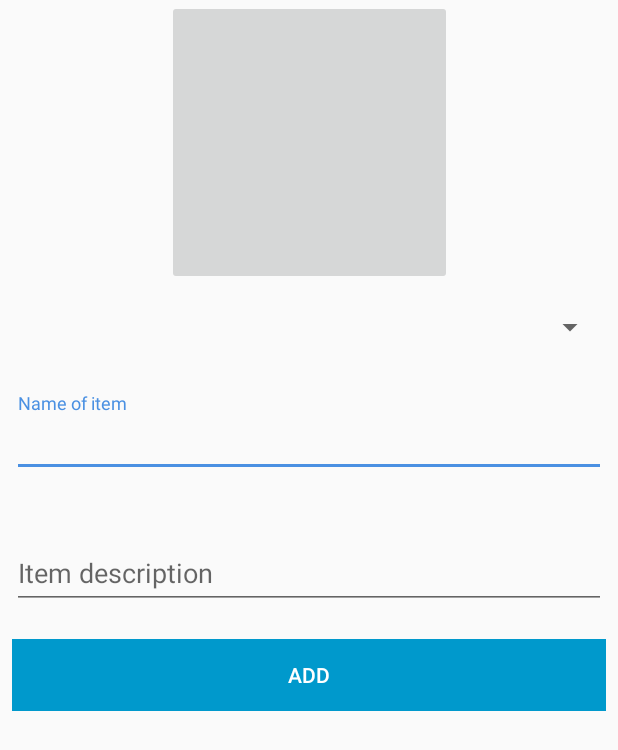
After one commit to eyeRS/eyeRS, an Android app: the layout content_new_item.xml on its own in the app's theme, with its tools: preview values and no code run, on a phone screen of 412 x 824 dp. The commit adds this screen. Shown: the top 750 px of the screen. Run offline under Robolectric (Android 15) with nearby library versions, the phone set to English and light mode, and no system bars.

Commit message:
Create NewItemActivity layout
# Conflicts:
#	eyeRS/app/src/main/java/com/github/eyers/MainActivity.java
#	eyeRS/app/src/main/res/layout/activity_main.xml
#	eyeRS/app/src/main/res/values/strings.xml

```diff
--- a/eyeRS/app/src/main/java/com/github/eyers/activities/LoginActivity.java
+++ b/eyeRS/app/src/main/java/com/github/eyers/activities/LoginActivity.java
@@ -54,11 +54,12 @@ public final class LoginActivity extends AppCompatActivity implements View.OnCli
                 final String hash = EyeRS.sha256(pin);
                 if (hash.equals(EyeRS.sha256("1234"))) { // Matthew: check against the hashed password stored
                     super.startActivity(new Intent(this, MainActivity.class));
+                    return;
                 } else {
                     Toast.makeText(this, "Incorrect PIN code. Please try again.", Toast.LENGTH_SHORT).show();
+                    return;
                 }
 
-                return;
 
         }
     }
--- a/eyeRS/app/src/main/java/com/github/eyers/activities/MainActivity.java
+++ b/eyeRS/app/src/main/java/com/github/eyers/activities/MainActivity.java
@@ -149,7 +149,7 @@ public class MainActivity extends AppCompatActivity
             case R.id.nav_help:
                 super.startActivity(new Intent(this, HelpActivity.class));
                 break;
-            case R.id.nav_new:
+            case R.id.nav_new_item:
                 super.startActivity(new Intent(this, NewItemActivity.class));
                 break;
             case R.id.nav_settings:
@@ -161,8 +161,7 @@ public class MainActivity extends AppCompatActivity
             case R.id.nav_slideshow:
                 super.startActivity(new Intent(this, SlideshowActivity.class));
                 break;
-            case R.id.nav_send:
-                sendIntent(); //Call sendIntent method
+
         }
 
         drawer = (DrawerLayout) findViewById(R.id.drawer_layout);
--- /dev/null
+++ b/eyeRS/app/src/main/res/layout/content_new_item.xml
@@ -0,0 +1,107 @@
+<?xml version="1.0" encoding="utf-8"?>
+<android.support.constraint.ConstraintLayout xmlns:android="http://schemas.android.com/apk/res/android"
+    xmlns:app="http://schemas.android.com/apk/res-auto"
+    xmlns:tools="http://schemas.android.com/tools"
+    android:layout_width="match_parent"
+    android:layout_height="match_parent"
+    tools:context="com.github.eyers.activities.NewItemActivity"
+    tools:showIn="@layout/activity_new_item">
+
+    <LinearLayout
+        android:layout_width="0dp"
+        android:layout_height="wrap_content"
+        android:layout_marginEnd="8dp"
+        android:layout_marginLeft="8dp"
+        android:layout_marginRight="8dp"
+        android:layout_marginStart="8dp"
+        android:layout_marginTop="20dp"
+        android:orientation="horizontal"
+        app:layout_constraintHorizontal_bias="0.0"
+        app:layout_constraintLeft_toLeftOf="parent"
+        app:layout_constraintRight_toRightOf="parent"
+        app:layout_constraintTop_toBottomOf="@+id/textInputLayout2" >
+
+        <Button
+            android:id="@+id/btnAdd"
+            android:layout_width="0dp"
+            android:layout_height="wrap_content"
+            android:layout_weight="1"
+            android:text="@string/btnAdd"
+            android:textColor="@android:color/white"
+            android:background="@android:color/holo_blue_dark"/>
+
+        </LinearLayout>
+
+    <ImageButton
+        android:id="@+id/new_item_image"
+        android:layout_width="190dp"
+        android:layout_height="190dp"
+        app:layout_constraintBottom_toBottomOf="parent"
+        app:layout_constraintHorizontal_bias="0.501"
+        app:layout_constraintLeft_toLeftOf="parent"
+        app:layout_constraintRight_toRightOf="parent"
+        app:layout_constraintTop_toTopOf="parent"
+        app:layout_constraintVertical_bias="0.0"
+        android:clickable="true" />
+
+    <Spinner
+        android:id="@+id/spinner"
+        android:layout_width="0dp"
+        android:layout_height="wrap_content"
+        android:layout_marginEnd="8dp"
+        android:layout_marginLeft="8dp"
+        android:layout_marginRight="8dp"
+        android:layout_marginStart="8dp"
+        android:layout_marginTop="16dp"
+        app:layout_constraintLeft_toLeftOf="parent"
+        app:layout_constraintRight_toRightOf="parent"
+        app:layout_constraintHorizontal_bias="0.501"
+        app:layout_constraintTop_toBottomOf="@+id/new_item_image">
+
+    </Spinner>
+
+    <android.support.design.widget.TextInputLayout
+        android:id="@+id/textInputLayout"
+        android:layout_width="0dp"
+        android:layout_height="wrap_content"
+        android:layout_marginEnd="8dp"
+        android:layout_marginLeft="8dp"
+        android:layout_marginRight="8dp"
+        android:layout_marginStart="8dp"
+        android:layout_marginTop="32dp"
+        app:layout_constraintHorizontal_bias="0.0"
+        app:layout_constraintLeft_toLeftOf="parent"
+        app:layout_constraintRight_toRightOf="parent"
+        app:layout_constraintTop_toBottomOf="@+id/spinner">
+
+        <EditText
+            android:id="@+id/edtTxtTitle"
+            android:layout_width="match_parent"
+            android:layout_height="wrap_content"
+            android:hint="@string/txtTitle"/>
+
+        </android.support.design.widget.TextInputLayout>
+
+    <android.support.design.widget.TextInputLayout
+        android:id="@+id/textInputLayout2"
+        android:layout_width="0dp"
+        android:layout_height="wrap_content"
+        android:layout_marginEnd="8dp"
+        android:layout_marginLeft="8dp"
+        android:layout_marginRight="8dp"
+        android:layout_marginStart="8dp"
+        android:layout_marginTop="32dp"
+        app:layout_constraintHorizontal_bias="0.0"
+        app:layout_constraintLeft_toLeftOf="parent"
+        app:layout_constraintRight_toRightOf="parent"
+        app:layout_constraintTop_toBottomOf="@id/textInputLayout">
+
+        <EditText
+            android:id="@+id/edtTxtDescription"
+            android:layout_width="match_parent"
+            android:layout_height="wrap_content"
+            android:hint="@string/txtDescription"/>
+
+        </android.support.design.widget.TextInputLayout>
+
+</android.support.constraint.ConstraintLayout>
--- a/eyeRS/app/src/main/res/values/strings.xml
+++ b/eyeRS/app/src/main/res/values/strings.xml
@@ -4,6 +4,7 @@
     <string name="app_name" translatable="false">eyeRS</string>
 
     <!-- Strings related to Register Activity -->
+
     <string name="txtWelcomeMsg">Welcome!</string>
     <string name="txtRequiredFields">*These fields are required</string>
     <string name="btnRegister">Register</string>
@@ -23,6 +24,7 @@
     <string name="resetPIN">Reset your PIN</string>
 
     <!-- Strings related to ForgotPin Content -->
+
     <string name="autoResizeSecurityQtnTxtView">Security Question</string>
     <string name="btnResetPIN">Reset PIN</string>
     <string name="enterPinHint">Please enter your new PIN</string>
@@ -47,6 +49,13 @@
     <string name="title_activity_slideshow">Slideshow</string>
     <string name="title_activity_forgot_pin">Forgot PIN</string>
     <string name="title_activity_view_items">View Items</string>
+
+    <!--Strings related to New Item activities -->
+
+    <string name="txtTitle">Name of item</string>
+    <string name="description">Description</string>
+    <string name="txtDescription">Item description</string>
+    <string name="btnAdd">Add</string>
 
     <!-- Strings related to Settings -->
 
@@ -73,6 +82,7 @@
     </string-array>
 
     <!-- Example settings for Data & Sync -->
+
     <string name="pref_header_data_sync">Data &amp; sync</string>
 
     <string name="pref_title_sync_frequency">Sync frequency</string>
@@ -110,6 +120,7 @@
     <string name="pref_title_system_sync_settings">System sync settings</string>
 
     <!-- Example settings for Notifications -->
+
     <string name="pref_header_notifications">Notifications</string>
 
     <string name="pref_title_new_message_notifications">New message notifications</string>
```
Also changed, not shown: eyeRS/app/src/main/java/com/github/eyers/activities/NewItemActivity.java (+54 -1 lines), eyeRS/app/src/main/java/com/github/eyers/activities/RegisterActivity.java (+43 -1 lines), eyeRS/app/src/main/java/com/github/eyers/activities/SetPINActivity.java (+23 -3 lines), eyeRS/app/src/main/res/layout/activity_new_item.xml (+17 -14 lines).
